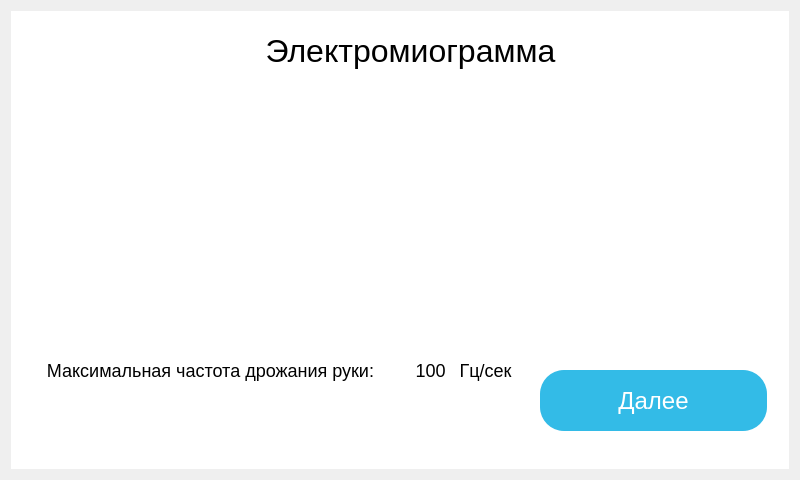
Above: gui/window-3.ui from GerrFrog/Muscular-training-apparatus before the change. Below: the same form after it.
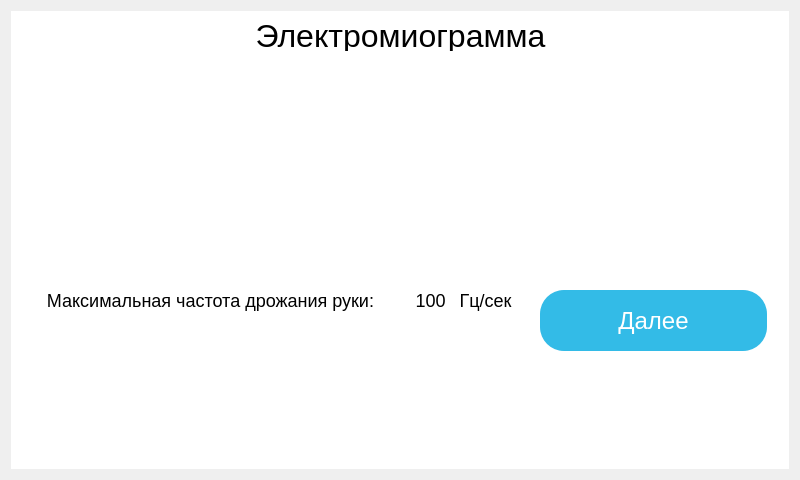
That is the form after the change.

What changed in the file:
```diff
--- a/gui/window-3.ui
+++ b/gui/window-3.ui
@@ -41,10 +41,10 @@
          <widget class="QLabel" name="main_label">
           <property name="geometry">
            <rect>
-            <x>220</x>
+            <x>210</x>
             <y>0</y>
             <width>341</width>
-            <height>61</height>
+            <height>31</height>
            </rect>
           </property>
           <property name="styleSheet">
@@ -78,7 +78,7 @@
           <property name="geometry">
            <rect>
             <x>0</x>
-            <y>340</y>
+            <y>270</y>
             <width>381</width>
             <height>21</height>
            </rect>
@@ -113,7 +113,7 @@
           <property name="geometry">
            <rect>
             <x>430</x>
-            <y>340</y>
+            <y>270</y>
             <width>71</width>
             <height>21</height>
            </rect>
@@ -148,7 +148,7 @@
           <property name="geometry">
            <rect>
             <x>390</x>
-            <y>340</y>
+            <y>270</y>
             <width>41</width>
             <height>21</height>
            </rect>
@@ -183,7 +183,7 @@
           <property name="geometry">
            <rect>
             <x>520</x>
-            <y>350</y>
+            <y>270</y>
             <width>227</width>
             <height>61</height>
            </rect>
```
